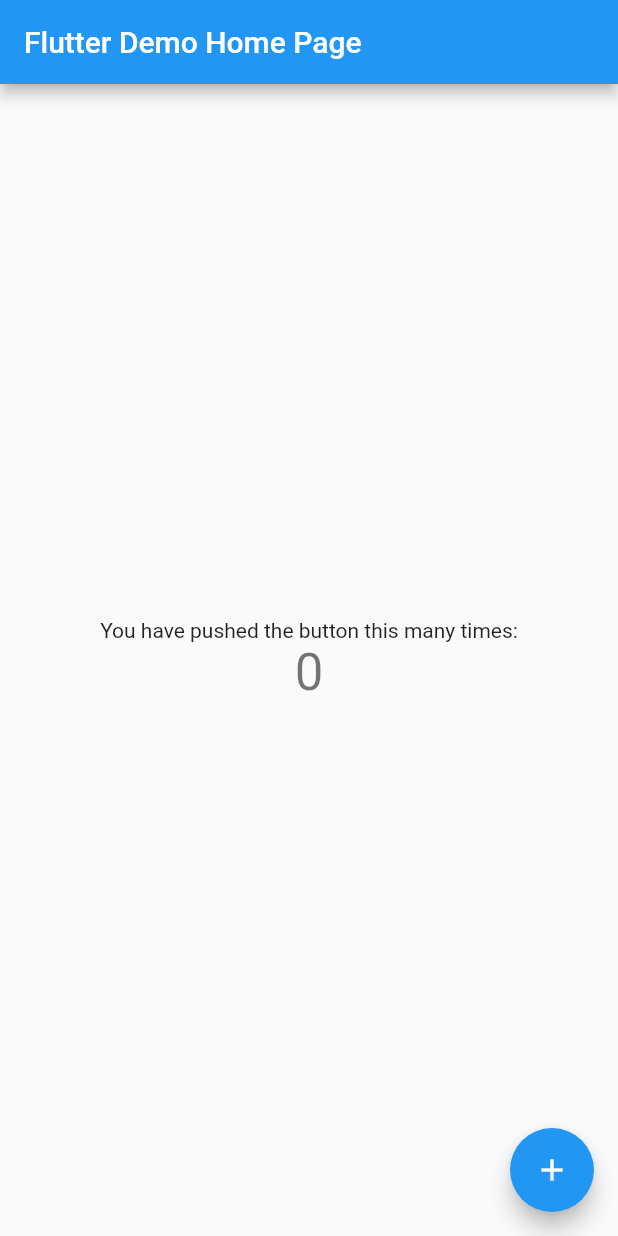
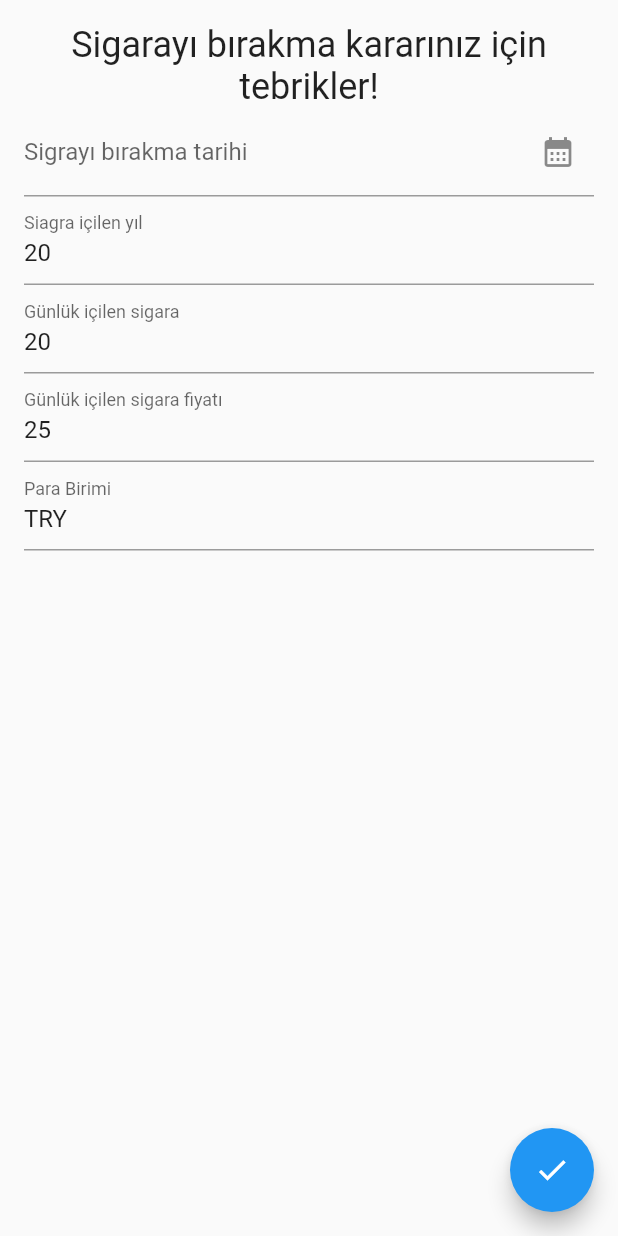
Before and after one commit to musahinist/quit_smoking, a Flutter app: the screen it shows after launch, on a phone screen of 412 x 824 dp. Run offline on Flutter 3.47's test engine with Material 2 defaults, Android fonts, the phone set to English and light mode, and no system bars.

Commit message:
add setup page

```diff
--- /dev/null
+++ b/lib/core/widget/ui/form/date_form_field.dart
@@ -0,0 +1,70 @@
+import 'package:flutter/material.dart';
+import 'package:intl/intl.dart';
+
+import '../../util/show_overlay.dart';
+import 'input_mask.dart';
+
+class DateFormField extends StatefulWidget {
+  const DateFormField({
+    Key? key,
+    this.initialValue,
+    required this.label,
+    required this.onChanged,
+  }) : super(key: key);
+
+  final String? initialValue;
+  final String label;
+  final ValueSetter<String> onChanged;
+
+  @override
+  State<DateFormField> createState() => _DateFormFieldState();
+}
+
+class _DateFormFieldState extends State<DateFormField> {
+  late final TextEditingController controller;
+  @override
+  void initState() {
+    super.initState();
+    controller = TextEditingController(text: widget.initialValue);
+  }
+
+  @override
+  void dispose() {
+    controller.clear();
+    controller.dispose();
+
+    super.dispose();
+  }
+
+  @override
+  Widget build(BuildContext context) {
+    return TextFormField(
+      controller: controller,
+      keyboardType: TextInputType.datetime,
+      textInputAction: TextInputAction.next,
+      inputFormatters: [DateInputFormatter()],
+      decoration: InputDecoration(
+        label: Text(widget.label),
+        hintText: "MM/dd/yyyy HH:mm",
+        suffixIcon: IconButton(
+          icon: const Icon(Icons.calendar_month),
+          onPressed: () async {
+            DateTime? date = await Show.cupertinoDatePickerModal(context);
+            if (date != null) {
+              controller.text = DateFormat("MM/dd/yyyy HH:mm").format(date);
+              widget.onChanged.call(controller.text);
+            }
+          },
+        ),
+      ),
+      onChanged: (String value) {
+        widget.onChanged.call(controller.text);
+        // if (value.isEmpty) {
+        //   widget.onChanged?.call(null);
+        // } else {
+        //   widget.onChanged?.call(DateTime.tryParse(value)!);
+        // }
+      },
+    );
+  }
+}
--- a/lib/main.dart
+++ b/lib/main.dart
@@ -1,4 +1,5 @@
 import 'package:flutter/material.dart';
+import 'package:quit_smoking/view/setup/setup_page.dart';
 
 void main() {
   runApp(const MyApp());
@@ -12,104 +13,11 @@
   Widget build(BuildContext context) {
     return MaterialApp(
       title: 'Flutter Demo',
+      debugShowCheckedModeBanner: false,
       theme: ThemeData(
-        // This is the theme of your application.
-        //
-        // Try running your application with "flutter run". You'll see the
-        // application has a blue toolbar. Then, without quitting the app, try
-        // changing the primarySwatch below to Colors.green and then invoke
-        // "hot reload" (press "r" in the console where you ran "flutter run",
-        // or simply save your changes to "hot reload" in a Flutter IDE).
-        // Notice that the counter didn't reset back to zero; the application
-        // is not restarted.
         primarySwatch: Colors.blue,
       ),
-      home: const MyHomePage(title: 'Flutter Demo Home Page'),
+      home: const SetupPage(),
     );
   }
 }
-
-class MyHomePage extends StatefulWidget {
-  const MyHomePage({Key? key, required this.title}) : super(key: key);
-
-  // This widget is the home page of your application. It is stateful, meaning
-  // that it has a State object (defined below) that contains fields that affect
-  // how it looks.
-
-  // This class is the configuration for the state. It holds the values (in this
-  // case the title) provided by the parent (in this case the App widget) and
-  // used by the build method of the State. Fields in a Widget subclass are
-  // always marked "final".
-
-  final String title;
-
-  @override
-  State<MyHomePage> createState() => _MyHomePageState();
-}
-
-class _MyHomePageState extends State<MyHomePage> {
-  int _counter = 0;
-
-  void _incrementCounter() {
-    setState(() {
-      // This call to setState tells the Flutter framework that something has
-      // changed in this State, which causes it to rerun the build method below
-      // so that the display can reflect the updated values. If we changed
-      // _counter without calling setState(), then the build method would not be
-      // called again, and so nothing would appear to happen.
-      _counter++;
-    });
-  }
-
-  @override
-  Widget build(BuildContext context) {
-    // This method is rerun every time setState is called, for instance as done
-    // by the _incrementCounter method above.
-    //
-    // The Flutter framework has been optimized to make rerunning build methods
-    // fast, so that you can just rebuild anything that needs updating rather
-    // than having to individually change instances of widgets.
-    return Scaffold(
-      appBar: AppBar(
-        // Here we take the value from the MyHomePage object that was created by
-        // the App.build method, and use it to set our appbar title.
-        title: Text(widget.title),
-      ),
-      body: Center(
-        // Center is a layout widget. It takes a single child and positions it
-        // in the middle of the parent.
-        child: Column(
-          // Column is also a layout widget. It takes a list of children and
-          // arranges them vertically. By default, it sizes itself to fit its
-          // children horizontally, and tries to be as tall as its parent.
-          //
-          // Invoke "debug painting" (press "p" in the console, choose the
-          // "Toggle Debug Paint" action from the Flutter Inspector in Android
-          // Studio, or the "Toggle Debug Paint" command in Visual Studio Code)
-          // to see the wireframe for each widget.
-          //
-          // Column has various properties to control how it sizes itself and
-          // how it positions its children. Here we use mainAxisAlignment to
-          // center the children vertically; the main axis here is the vertical
-          // axis because Columns are vertical (the cross axis would be
-          // horizontal).
-          mainAxisAlignment: MainAxisAlignment.center,
-          children: <Widget>[
-            const Text(
-              'You have pushed the button this many times:',
-            ),
-            Text(
-              '$_counter',
-              style: Theme.of(context).textTheme.headline4,
-            ),
-          ],
-        ),
-      ),
-      floatingActionButton: FloatingActionButton(
-        onPressed: _incrementCounter,
-        tooltip: 'Increment',
-        child: const Icon(Icons.add),
-      ), // This trailing comma makes auto-formatting nicer for build methods.
-    );
-  }
-}
--- /dev/null
+++ b/lib/view/setup/setup_page.dart
@@ -0,0 +1,48 @@
+import 'package:flutter/material.dart';
+import 'package:quit_smoking/core/widget/ui/form/date_form_field.dart';
+
+class SetupPage extends StatelessWidget {
+  const SetupPage({Key? key}) : super(key: key);
+
+  @override
+  Widget build(BuildContext context) {
+    return Scaffold(
+      body: ListView(
+        padding: const EdgeInsets.all(16),
+        children: [
+          Text(
+            "Sigarayı bırakma kararınız için tebrikler!",
+            textAlign: TextAlign.center,
+            style: Theme.of(context).textTheme.headline5,
+          ),
+          DateFormField(
+              label: 'Sigrayı bırakma tarihi',
+              onChanged: (value) {
+                print(value);
+              }),
+          TextFormField(
+            initialValue: "20",
+            decoration: InputDecoration(label: Text('Siagra içilen yıl')),
+          ),
+          TextFormField(
+            initialValue: "20",
+            decoration: InputDecoration(label: Text('Günlük içilen sigara')),
+          ),
+          TextFormField(
+            initialValue: "25",
+            decoration:
+                InputDecoration(label: Text('Günlük içilen sigara fiyatı')),
+          ),
+          TextFormField(
+            initialValue: "TRY",
+            decoration: InputDecoration(label: Text('Para Birimi')),
+          )
+        ],
+      ),
+      floatingActionButton: FloatingActionButton(
+        child: Icon(Icons.check),
+        onPressed: () {},
+      ),
+    );
+  }
+}
--- a/pubspec.yaml
+++ b/pubspec.yaml
@@ -28,6 +28,8 @@
 # versions available, run `flutter pub outdated`.
 dependencies:
   flutter:
+    sdk: flutter
+  flutter_localizations:
     sdk: flutter
 
 
```
Also changed, not shown: lib/core/widget/ui/form/input_mask.dart (added, +32 -0 lines), lib/core/widget/util/show_overlay.dart (added, +112 -0 lines), lib/model/temp.json (added, +8 -0 lines), pubspec.lock.
